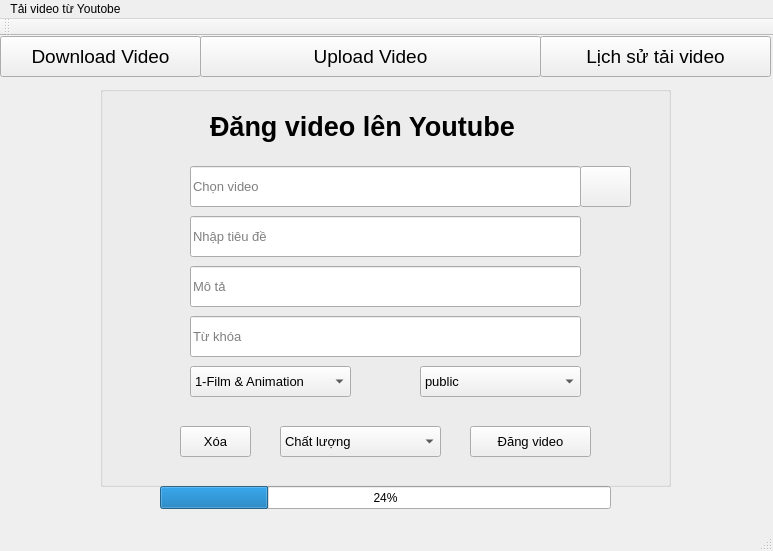
Old version of the form Upload_video.ui in the repository TeoHa32/pythonMNM.
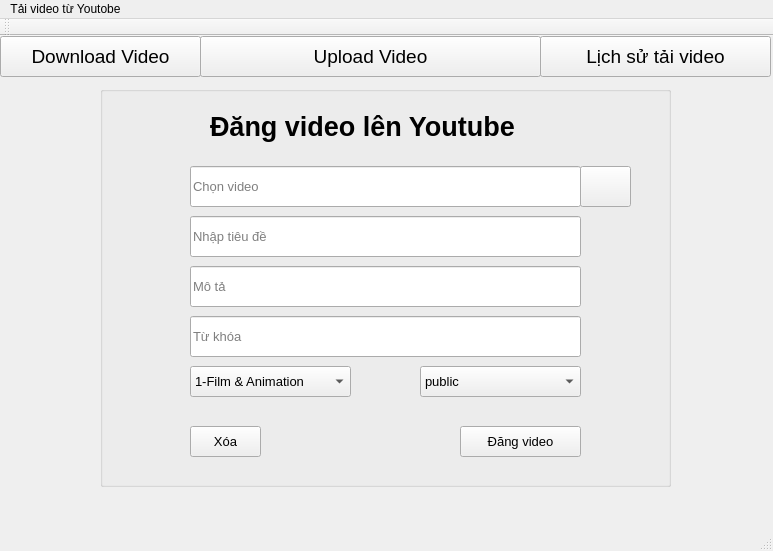
New version of the form. Icons and pictures are not drawn.

Patch:
```diff
--- a/Upload_video.ui
+++ b/Upload_video.ui
@@ -68,19 +68,6 @@
      <string>Lịch sử tải video</string>
     </property>
    </widget>
-   <widget class="QProgressBar" name="btnPercent">
-    <property name="geometry">
-     <rect>
-      <x>160</x>
-      <y>450</y>
-      <width>451</width>
-      <height>23</height>
-     </rect>
-    </property>
-    <property name="value">
-     <number>24</number>
-    </property>
-   </widget>
    <widget class="QGroupBox" name="groupBox_2">
     <property name="geometry">
      <rect>
@@ -160,33 +147,10 @@
        <normaloff>img/file-regular.svg</normaloff>img/file-regular.svg</iconset>
      </property>
     </widget>
-    <widget class="QComboBox" name="cbQuality">
-     <property name="geometry">
-      <rect>
-       <x>180</x>
-       <y>340</y>
-       <width>161</width>
-       <height>31</height>
-      </rect>
-     </property>
-     <property name="font">
-      <font>
-       <pointsize>10</pointsize>
-      </font>
-     </property>
-     <property name="layoutDirection">
-      <enum>Qt::LeftToRight</enum>
-     </property>
-     <item>
-      <property name="text">
-       <string>Chất lượng</string>
-      </property>
-     </item>
-    </widget>
     <widget class="QPushButton" name="btnUpload">
      <property name="geometry">
       <rect>
-       <x>370</x>
+       <x>360</x>
        <y>340</y>
        <width>121</width>
        <height>31</height>
@@ -208,7 +172,7 @@
     <widget class="QPushButton" name="btnDelete">
      <property name="geometry">
       <rect>
-       <x>80</x>
+       <x>90</x>
        <y>340</y>
        <width>71</width>
        <height>31</height>
```
